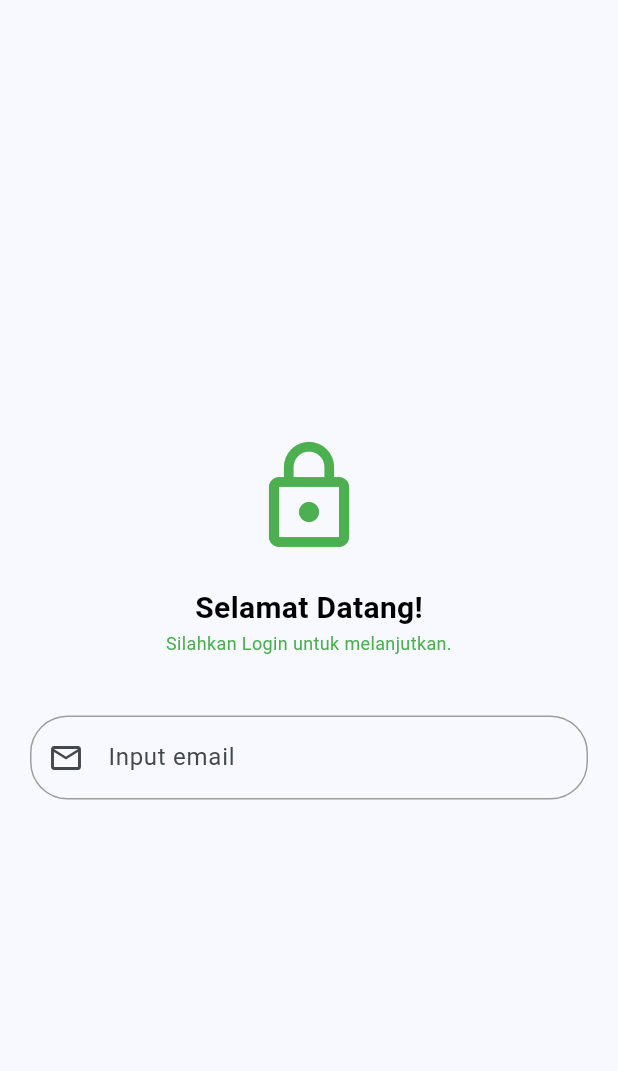
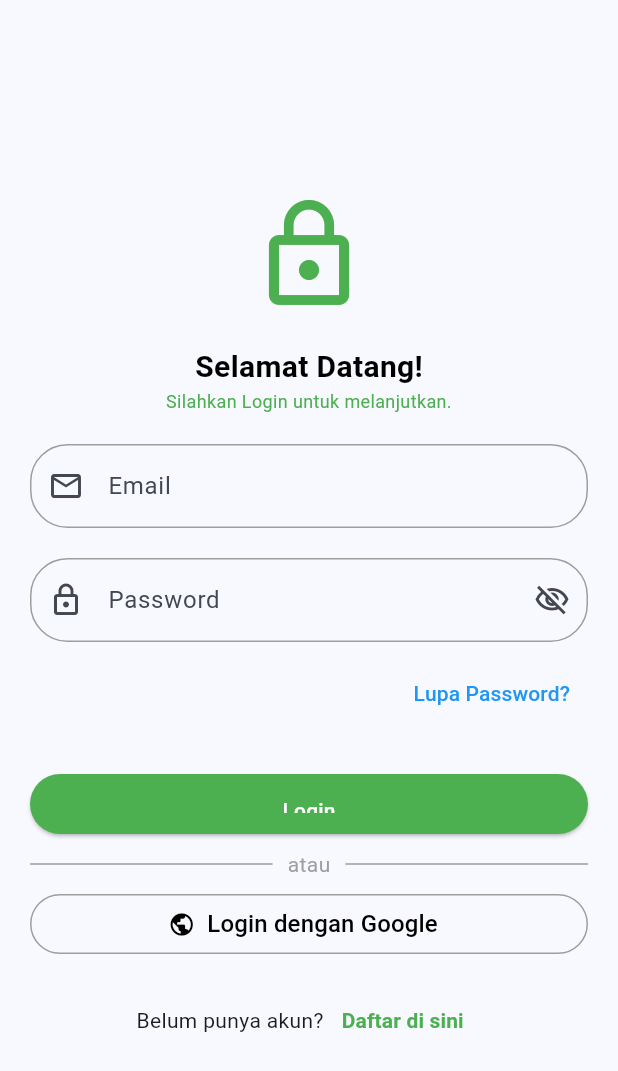
Before and after one commit to dwiilhammaulana/practice_week_6, a Flutter app: the screen it shows after launch, on a phone screen of 412 x 824 dp. Shown: the top 1071 px of the screen. Run offline on Flutter 3.47's test engine with Material 3 defaults, Android fonts, the phone set to English and light mode, and no system bars.

Commit message:
membuat splash screen login

```diff
--- a/lib/screen/login.dart
+++ b/lib/screen/login.dart
@@ -1,4 +1,5 @@
 import 'package:flutter/material.dart';
+// import 'package:splash_screen/screen/splash_screen2.dart';
 
 class Login extends StatelessWidget {
   const Login({super.key});
@@ -10,12 +11,12 @@ class Login extends StatelessWidget {
         child: SingleChildScrollView(
           child: Container(
             padding: const EdgeInsets.all(20),
-            child: const Column(
+            child: Column(
               children: [
-                SizedBox(height: 10),
-                Icon(Icons.lock_outline, size: 80, color: Colors.green),
-                SizedBox(height: 20),
-                Text(
+                const SizedBox(height: 10),
+                const Icon(Icons.lock_outline, size: 80, color: Colors.green),
+                const SizedBox(height: 20),
+                const Text(
                   "Selamat Datang!",
                   style: TextStyle(
                     fontSize: 20,
@@ -23,33 +24,160 @@ class Login extends StatelessWidget {
                     color: Colors.black,
                   ),
                 ),
-                Text(
+                const Text(
                   "Silahkan Login untuk melanjutkan.",
                   textAlign: TextAlign.center,
                   style: TextStyle(fontSize: 12, color: Colors.green),
                 ),
-                SizedBox(height: 20),
-                SizedBox(height: 20),
+                const SizedBox(height: 20),
                 TextField(
                   keyboardType: TextInputType.emailAddress,
-                  decoration: InputDecoration(
+                  decoration: const InputDecoration(
                     prefixIcon: Icon(Icons.email_outlined),
-                    labelText: 'Input email',
+                    labelText: 'Email',
+                    hintText: 'Masukan email anda',
                     enabledBorder: OutlineInputBorder(
                       borderRadius: BorderRadius.all(Radius.circular(25)),
                       borderSide: BorderSide(color: Colors.grey),
                     ),
                     focusedBorder: OutlineInputBorder(
                       borderRadius: BorderRadius.all(Radius.circular(25)),
-                      borderSide: BorderSide(
-                        color: Colors.green, // warna saat fokus
-                        width: 2, // ketebalan garis saat fokus
+                      borderSide: BorderSide(color: Colors.green, width: 2),
+                    ),
+                  ),
+                ),
+                const SizedBox(height: 20),
+                TextField(
+                  obscureText: true,
+                  keyboardType: TextInputType.visiblePassword,
+                  decoration: const InputDecoration(
+                    prefixIcon: Icon(Icons.lock_outlined),
+                    suffixIcon: Icon(Icons.visibility_off_outlined),
+                    labelText: 'Password',
+                    hintText: 'Masukan password anda',
+                    enabledBorder: OutlineInputBorder(
+                      borderRadius: BorderRadius.all(Radius.circular(25)),
+                      borderSide: BorderSide(color: Colors.grey),
+                    ),
+                    focusedBorder: OutlineInputBorder(
+                      borderRadius: BorderRadius.all(Radius.circular(25)),
+                      borderSide: BorderSide(color: Colors.green, width: 2),
+                    ),
+                  ),
+                ),
+                const SizedBox(height: 10),
+                Align(
+                  alignment: Alignment.centerRight,
+                  child: TextButton(
+                    onPressed: () {},
+                    child: const Text(
+                      "Lupa Password?",
+                      style: TextStyle(color: Colors.blue, fontSize: 14),
+                    ),
+                  ),
+                ),
+                const SizedBox(height: 30),
+                Container(
+
+                  child: SizedBox(
+                    height: 40,
+                    width: double.infinity,
+                    child: ElevatedButton(
+                      onPressed: () {
+                      },
+                      style: ElevatedButton.styleFrom(
+                        backgroundColor: Colors.green,
+                        shape: RoundedRectangleBorder(
+                          borderRadius: BorderRadius.circular(25),
+                        ),
+                        padding: const EdgeInsets.symmetric(
+                          vertical: 14,
+                          horizontal: 20,
+                        ),
+                      ),
+                      child: const Text(
+                        "Login",
+                        style: TextStyle(color: Colors.white),
+                      ),
+
+                    ),
+                  ),
+                ),
+                const SizedBox(height: 10),
+
+                // Garis dengan tulisan "atau"
+                Row(
+                  children: const [
+                    Expanded(
+                      child: Divider(
+                        color: Colors.grey,
+                        thickness: 1,
+                        endIndent: 10,
+                      ),
+                    ),
+                    Text("atau", style: TextStyle(color: Colors.grey)),
+                    Expanded(
+                      child: Divider(
+                        color: Colors.grey,
+                        thickness: 1,
+                        indent: 10,
+                      ),
+                    ),
+                  ],
+                ),
+                const SizedBox(height: 10),
+
+                // Google Login Button
+                SizedBox(
+                  width: double.infinity,
+                  height: 40,
+                  child: OutlinedButton.icon(
+                    onPressed: () {
+                      // Aksi login google
+                      ScaffoldMessenger.of(context).showSnackBar(
+                        const SnackBar(
+                          content: Text('Melakukan login dengan Google...'),
+                          backgroundColor: Colors.blue,
+                        ),
+                      );
+                    },
+                    // Menggunakan Icon.public sebagai placeholder yang lebih umum
+                    icon: const Icon(Icons.public, color: Colors.black),
+                    label: const Text(
+                      "Login dengan Google",
+                      style: TextStyle(color: Colors.black, fontSize: 16),
+                    ),
+                    style: OutlinedButton.styleFrom(
+                      side: const BorderSide(color: Colors.grey),
+                      shape: RoundedRectangleBorder(
+                        // Menyamakan radius dengan tombol utama
+                        borderRadius: BorderRadius.circular(25),
                       ),
                     ),
                   ),
                 ),
 
-                SizedBox(height: 10),
+                const SizedBox(height: 20),
+
+                // Link ke Halaman Register
+                Row(
+                  mainAxisAlignment: MainAxisAlignment.center,
+                  children: [
+                    const Text("Belum punya akun?"),
+                    TextButton(
+                      onPressed: () {
+                        // Aksi navigasi ke halaman register
+                      },
+                      child: const Text(
+                        "Daftar di sini",
+                        style: TextStyle(
+                          color: Colors.green,
+                          fontWeight: FontWeight.bold,
+                        ),
+                      ),
+                    )
+                  ],
+                ),
               ],
             ),
           ),
```
